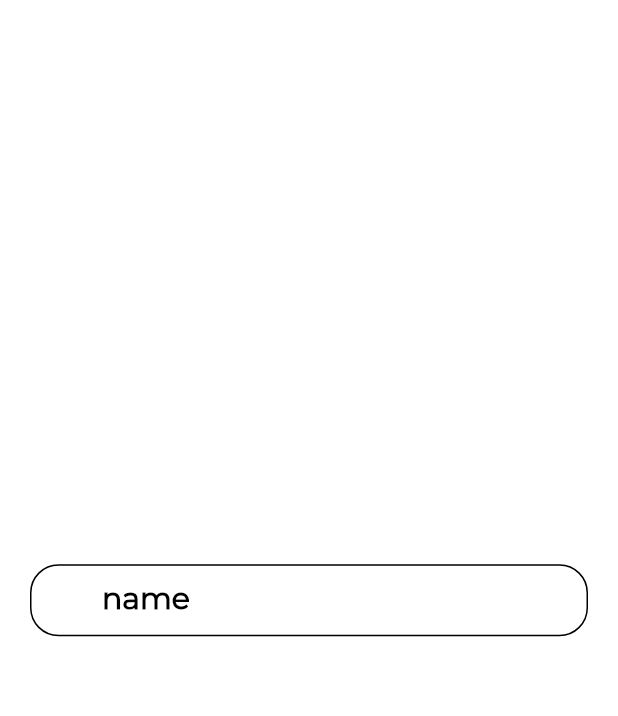
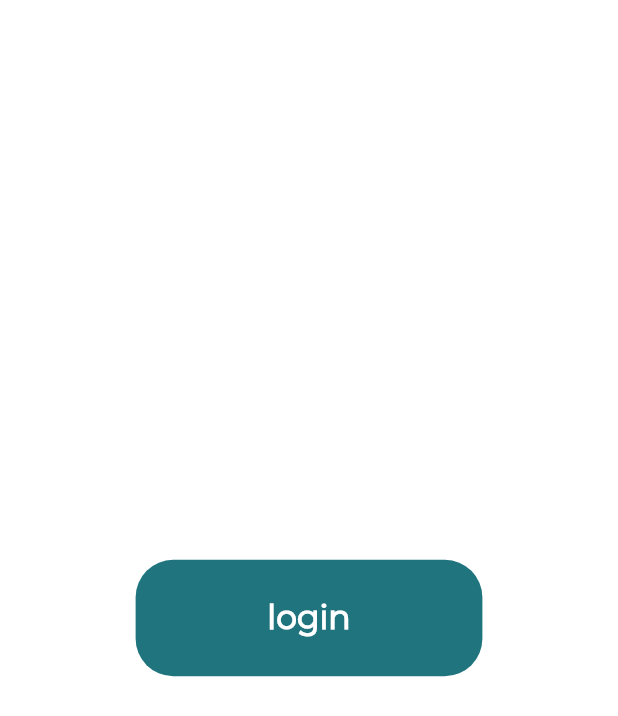
Before and after one commit to Atevaz/UAE, a Flutter app: the screen it shows after launch, on a phone screen of 412 x 824 dp. Shown: the top 716 px of the screen. Run offline on Flutter 3.47's test engine with Material 2 defaults, Android fonts, the phone set to English and light mode, and no system bars; our stand-ins replace animated_splash_screen, awesome_dialog, bloc, carousel_slider, dio, easy_localization and 7 more.

Commit message:
defaultButton

```diff
--- a/lib/component.dart
+++ b/lib/component.dart
@@ -1,4 +1,5 @@
 import 'package:flutter/material.dart';
+import 'package:h_m/presentation/widget/default_button.dart';
 import 'package:h_m/presentation/widget/default_form_field.dart';
 import 'package:h_m/presentation/widget/default_phone_number_form_field.dart';
 
@@ -14,13 +15,12 @@ class Component extends StatelessWidget {
         body: Padding(
           padding: const EdgeInsets.all(20.0),
           child: Center(
-              child: defaultFormField(
-            controller: controller,
-            formKey: formKey,
-            keyboard: TextInputType.name,
+              child: defaultButton(
             context: context,
-            label: 'name',
-                cursorColor: Colors.black,
+            fontSize: 22,
+            label: 'login',
+            onPressed: (){},
+                isExpanded: false,
           )),
         ),
       ),
--- /dev/null
+++ b/lib/presentation/widget/default_button.dart
@@ -0,0 +1,40 @@
+import 'package:flutter/material.dart';
+import 'package:flutter_screenutil/flutter_screenutil.dart';
+import 'package:h_m/presentation/styles/colors.dart';
+
+Widget defaultButton(
+    {required String label,
+      required Function onPressed,
+      required double fontSize,
+      required context,
+      required bool isExpanded,
+      double? width,
+      double? height,
+      Color? color
+    }) =>
+    Container(
+      padding: const EdgeInsets.symmetric(horizontal: 5),
+      width: isExpanded ? 350.w: width ?? 202.w,
+      height: height ?? 65.h,
+      clipBehavior: Clip.antiAlias,
+      decoration: BoxDecoration(
+        color: color?? AppColor.teal,
+        borderRadius: BorderRadius.circular(25),
+      ),
+      child: MaterialButton(
+        minWidth: 0,
+        padding: EdgeInsets.zero,
+        onPressed: () {
+          onPressed();
+        },
+        child: Text(
+          label,
+          style:  TextStyle(
+            fontSize: fontSize,
+            color: Colors.white,
+            fontWeight: FontWeight.bold,
+          ),
+          textAlign: TextAlign.center,
+        ),
+      ),
+    );
```
Also changed, not shown: lib/presentation/widget/button.dart (deleted).
